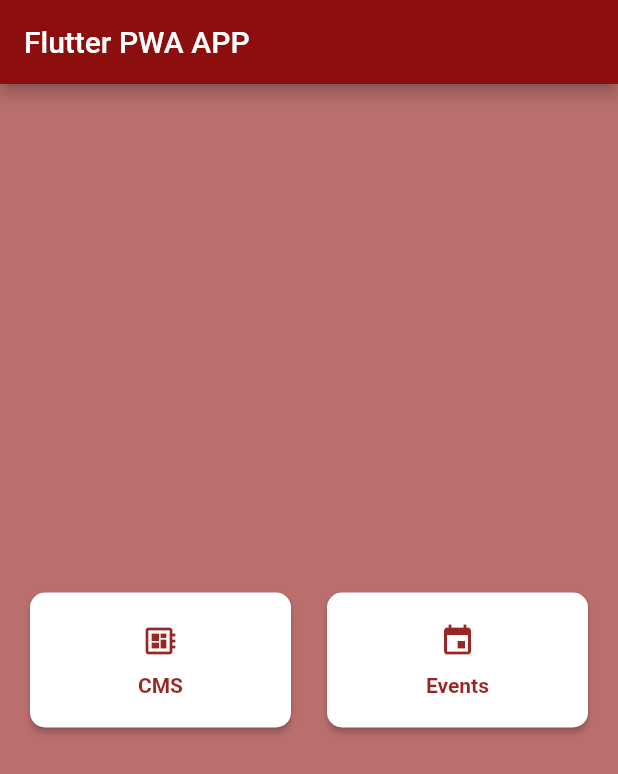
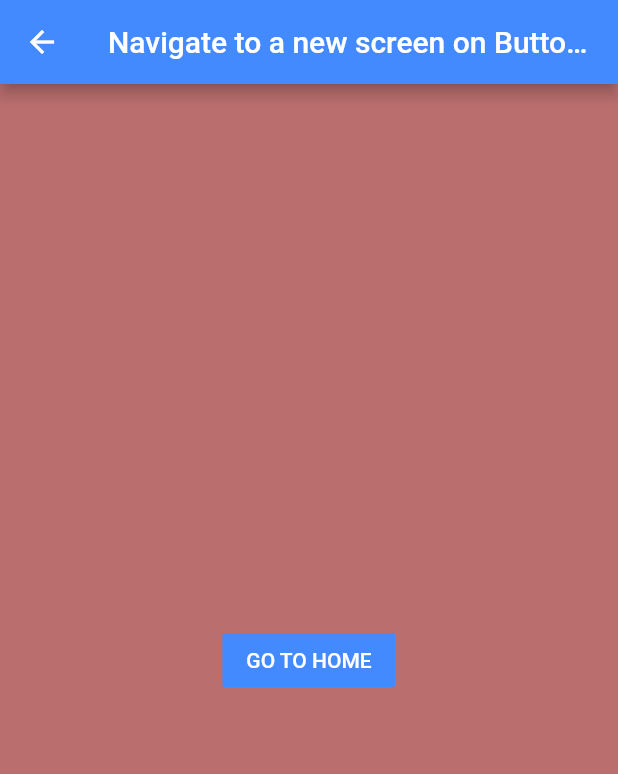
Before and after one commit to prabhum123/flutter_pwa, a Flutter app: the screen it shows after launch, after a tap on "Events", on a phone screen of 412 x 824 dp. Shown: the top 774 px of the screen. Run offline on Flutter 3.47's test engine with Material 2 defaults, Android fonts, the phone set to English and light mode, and no system bars; missing offline and left inert: dart:html, dart:js.

Commit message:
Performances screen created

```diff
--- a/lib/main.dart
+++ b/lib/main.dart
@@ -3,6 +3,7 @@
 import 'dart:async';
 
 import 'package:flutter/material.dart';
+import 'package:hello/performances.dart';
 import 'package:url_launcher/url_launcher.dart';
 import 'dart:html' as html;
 import 'dart:js' as js;
@@ -124,7 +125,10 @@ class _MyHomePageState extends State<MyHomePage> {
                   SizedBox(width: 24),
                   Expanded(
                     child: ElevatedButton(
-                      onPressed: () {},
+                      onPressed: () {
+                        Navigator.of(context).push(MaterialPageRoute(
+                            builder: (context) => Performances()));
+                      },
                       style: ElevatedButton.styleFrom(
                           padding: EdgeInsets.symmetric(
                               horizontal: 40.0, vertical: 20.0),
--- /dev/null
+++ b/lib/performances.dart
@@ -0,0 +1,28 @@
+import 'package:flutter/material.dart';
+
+class Performances extends StatefulWidget {
+  @override
+  _PerformancesState createState() => _PerformancesState();
+}
+
+class _PerformancesState extends State<Performances> {
+  @override
+  Widget build(BuildContext context) {
+    return Scaffold(
+      appBar: AppBar(
+          title: const Text('Navigate to a new screen on Button click'),
+          backgroundColor: Colors.blueAccent),
+      body: Center(
+        child: FlatButton(
+          color: Colors.blueAccent,
+          textColor: Colors.white,
+          onPressed: () {
+
+
+          },
+          child: Text('GO TO HOME'),
+        ),
+      ),
+    );
+  }
+}
```
